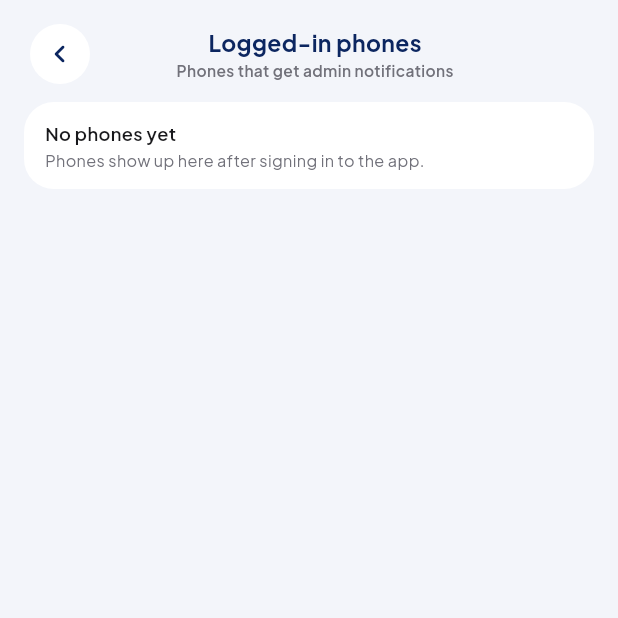
After one commit to Alishahsab/Subscription-mobile-app, a Flutter app: the PhonesScreen screen opened directly, on a phone screen of 412 x 824 dp, the top half of it. The commit adds this screen. Run offline on Flutter 3.47's test engine with Material 3 defaults, Android fonts, the phone set to English and light mode, and no system bars; our stand-ins replace device_info_plus, firebase_core, firebase_messaging, flutter_local_notifications, flutter_riverpod, go_router and 5 more; accounts and stored records are empty.

Commit message:
Instant notifications, logged-in phones, new customer names, dark blue tab bar and sign out on password change

```diff
--- /dev/null
+++ b/lib/data/repositories/phones_repository.dart
@@ -0,0 +1,27 @@
+import 'package:flutter_riverpod/flutter_riverpod.dart';
+import 'package:supabase_flutter/supabase_flutter.dart';
+
+import '../models/db_row.dart';
+
+final phonesRepositoryProvider = Provider((ref) => PhonesRepository());
+
+class AdminPhone {
+  const AdminPhone({required this.token, required this.name, required this.lastActiveAt});
+
+  final String token;
+  final String? name;
+  final int lastActiveAt;
+
+  factory AdminPhone.fromRow(DbRow row) {
+    return AdminPhone(token: row['token'] as String, name: row['device_name'] as String?, lastActiveAt: asInt(row['updated_at']));
+  }
+}
+
+class PhonesRepository {
+  SupabaseClient get _client => Supabase.instance.client;
+
+  Future<List<AdminPhone>> load() async {
+    final rows = await _client.from('admin_devices').select('token, device_name, updated_at').order('updated_at', ascending: false);
+    return rows.map(AdminPhone.fromRow).toList();
+  }
+}
--- a/lib/data/sync/row_reader.dart
+++ b/lib/data/sync/row_reader.dart
@@ -31,6 +31,10 @@ class RowReader {
     return unique.values.toList();
   }
 
+  Future<DbRow?> readCustomer(String id) {
+    return _client.from(DbTable.customers.name).select().eq(DbTable.customers.key, id).maybeSingle();
+  }
+
   Future<List<DbRow>> readChat(String customerId, {required int before}) {
     return _client.from(DbTable.messages.name).select().eq('customer_id', customerId).lt('created_at', before).order('created_at');
   }
--- /dev/null
+++ b/lib/features/settings/screens/phones_screen.dart
@@ -0,0 +1,107 @@
+import 'package:flutter/material.dart';
+import 'package:flutter_riverpod/flutter_riverpod.dart';
+
+import '../../../core/utils/format.dart';
+import '../../../data/repositories/phones_repository.dart';
+import '../../../data/sync/now_provider.dart';
+import '../../notifications/push_service.dart';
+import '../widgets/settings_page.dart';
+import '../widgets/settings_ui.dart';
+
+typedef _Phones = ({List<AdminPhone> phones, String? thisPhone});
+
+void openPhonesScreen(BuildContext context) {
+  Navigator.of(context, rootNavigator: true).push(MaterialPageRoute<void>(builder: (context) => const PhonesScreen()));
+}
+
+class PhonesScreen extends ConsumerStatefulWidget {
+  const PhonesScreen({super.key});
+
+  @override
+  ConsumerState<PhonesScreen> createState() => _PhonesScreenState();
+}
+
+class _PhonesScreenState extends ConsumerState<PhonesScreen> {
+  late Future<_Phones> _phones = _load();
+
+  Future<_Phones> _load() async {
+    final phones = await ref.read(phonesRepositoryProvider).load();
+    final thisPhone = await PushService.instance.currentToken();
+    return (phones: phones, thisPhone: thisPhone);
+  }
+
+  void _reload() => setState(() => _phones = _load());
+
+  @override
+  Widget build(BuildContext context) {
+    return Scaffold(
+      body: SafeArea(
+        child: Column(
+          crossAxisAlignment: CrossAxisAlignment.stretch,
+          children: [
+            const SettingsPageHeader(title: 'Logged-in phones', subtitle: 'Phones that get admin notifications'),
+            Expanded(
+              child: FutureBuilder<_Phones>(
+                future: _phones,
+                builder: (context, snapshot) {
+                  if (snapshot.hasError) return _LoadProblem(onRetry: _reload);
+                  final data = snapshot.data;
+                  if (data == null) return const Center(child: CircularProgressIndicator());
+                  return _PhoneList(phones: data.phones, thisPhone: data.thisPhone);
+                },
+              ),
+            ),
+          ],
+        ),
+      ),
+    );
+  }
+}
+
+class _PhoneList extends ConsumerWidget {
+  const _PhoneList({required this.phones, required this.thisPhone});
+
+  final List<AdminPhone> phones;
+  final String? thisPhone;
+
+  @override
+  Widget build(BuildContext context, WidgetRef ref) {
+    final now = watchNow(ref);
+
+    return ListView(
+      padding: const EdgeInsets.fromLTRB(16, 0, 16, 20),
+      children: [
+        SettingsGroup(
+          children: [
+            if (phones.isEmpty) const SettingsRow(title: 'No phones yet', sub: 'Phones show up here after signing in to the app.'),
+            for (final phone in phones)
+              SettingsRow(
+                title: phone.name ?? 'Unknown phone',
+                sub: phone.token == thisPhone ? 'This phone' : 'Active ${timeAgo(phone.lastActiveAt, now)}',
+              ),
+          ],
+        ),
+      ],
+    );
+  }
+}
+
+class _LoadProblem extends StatelessWidget {
+  const _LoadProblem({required this.onRetry});
+
+  final VoidCallback onRetry;
+
+  @override
+  Widget build(BuildContext context) {
+    return Center(
+      child: Column(
+        mainAxisSize: MainAxisSize.min,
+        children: [
+          const Text('Phones could not be loaded.'),
+          const SizedBox(height: 8),
+          TextButton(onPressed: onRetry, child: const Text('Try again')),
+        ],
+      ),
+    );
+  }
+}
--- a/lib/features/settings/screens/settings_screen.dart
+++ b/lib/features/settings/screens/settings_screen.dart
@@ -19,6 +19,7 @@ import '../sections/support_section.dart';
 import '../sections/timers_section.dart';
 import '../widgets/profile_header.dart';
 import '../widgets/settings_page.dart';
+import 'phones_screen.dart';
 
 const _tabBarSpace = 104.0;
 
@@ -105,6 +106,13 @@ class _SettingsScreenState extends ConsumerState<SettingsScreen> {
                         ),
                       if (words.isEmpty) ...[
                         _SettingsCard(
+                          icon: Icons.phone_android_rounded,
+                          title: 'Logged-in phones',
+                          sub: 'Phones signed in to the app',
+                          end: Icon(Icons.chevron_right_rounded, size: 17, color: tones.faint),
+                          onTap: () => openPhonesScreen(context),
+                        ),
+                        _SettingsCard(
                           icon: Icons.dark_mode_outlined,
                           title: 'Dark mode',
                           sub: 'Switch between light and dark',
--- a/lib/features/settings/widgets/settings_page.dart
+++ b/lib/features/settings/widgets/settings_page.dart
@@ -24,39 +24,13 @@ class SettingsPage extends ConsumerWidget {
   Widget build(BuildContext context, WidgetRef ref) {
     final state = ref.watch(settingsDraftProvider);
     final draft = state.draft;
-    final tones = context.tones;
-    final colors = Theme.of(context).colorScheme;
-    final sub = subtitle;
 
     return Scaffold(
       body: SafeArea(
         child: Column(
           crossAxisAlignment: CrossAxisAlignment.stretch,
           children: [
-            Padding(
-              padding: const EdgeInsets.fromLTRB(16, 12, 16, 8),
-              child: Row(
-                children: [
-                  IconButton.filled(
-                    onPressed: () => Navigator.pop(context),
-                    style: IconButton.styleFrom(backgroundColor: colors.surface, foregroundColor: tones.title),
-                    icon: const Icon(Icons.chevron_left_rounded),
-                  ),
-                  Expanded(
-                    child: Padding(
-                      padding: const EdgeInsets.only(right: 40),
-                      child: Column(
-                        children: [
-                          Text(title, maxLines: 1, overflow: TextOverflow.ellipsis, style: TextStyle(color: tones.title, fontSize: 17, fontWeight: FontWeight.w700)),
-                          if (sub != null)
-                            Text(sub, maxLines: 1, overflow: TextOverflow.ellipsis, style: TextStyle(color: colors.onSurfaceVariant, fontSize: 11.5, fontWeight: FontWeight.w600)),
-                        ],
-                      ),
-                    ),
-                  ),
-                ],
-              ),
-            ),
+            SettingsPageHeader(title: title, subtitle: subtitle),
             Expanded(
               child: draft == null
                   ? const SizedBox()
@@ -71,6 +45,44 @@ class SettingsPage extends ConsumerWidget {
             const Padding(padding: EdgeInsets.fromLTRB(16, 8, 16, 12), child: SaveBar()),
           ],
         ),
+      ),
+    );
+  }
+}
+
+class SettingsPageHeader extends StatelessWidget {
+  const SettingsPageHeader({super.key, required this.title, this.subtitle});
+
+  final String title;
+  final String? subtitle;
+
+  @override
+  Widget build(BuildContext context) {
+    final tones = context.tones;
+    final colors = Theme.of(context).colorScheme;
+    final sub = subtitle;
+
+    return Padding(
+      padding: const EdgeInsets.fromLTRB(16, 12, 16, 8),
+      child: Row(
+        children: [
+          IconButton.filled(
+            onPressed: () => Navigator.pop(context),
+            style: IconButton.styleFrom(backgroundColor: colors.surface, foregroundColor: tones.title),
+            icon: const Icon(Icons.chevron_left_rounded),
+          ),
+          Expanded(
+            child: Padding(
+              padding: const EdgeInsets.only(right: 40),
+              child: Column(
+                children: [
+                  Text(title, maxLines: 1, overflow: TextOverflow.ellipsis, style: TextStyle(color: tones.title, fontSize: 17, fontWeight: FontWeight.w700)),
+                  if (sub != null) Text(sub, maxLines: 1, overflow: TextOverflow.ellipsis, style: TextStyle(color: colors.onSurfaceVariant, fontSize: 11.5, fontWeight: FontWeight.w600)),
+                ],
+              ),
+            ),
+          ),
+        ],
       ),
     );
   }
--- a/pubspec.yaml
+++ b/pubspec.yaml
@@ -24,6 +24,7 @@ dependencies:
   google_fonts: ^8.2.1
   path_provider: ^2.1.6
   http: ^1.6.0
+  device_info_plus: ^13.3.0
 
 dev_dependencies:
   flutter_test:
```
Also changed, not shown: lib/data/repositories/auth_repository.dart (+9 -0 lines), lib/data/sync/sync_service.dart (+15 -0 lines), lib/features/auth/controllers/auth_controller.dart (+10 -2 lines), lib/features/notifications/push_service.dart (+21 -1 lines), lib/features/shell/widgets/floating_tab_bar.dart (+4 -4 lines), pubspec.lock, 1 other file.
